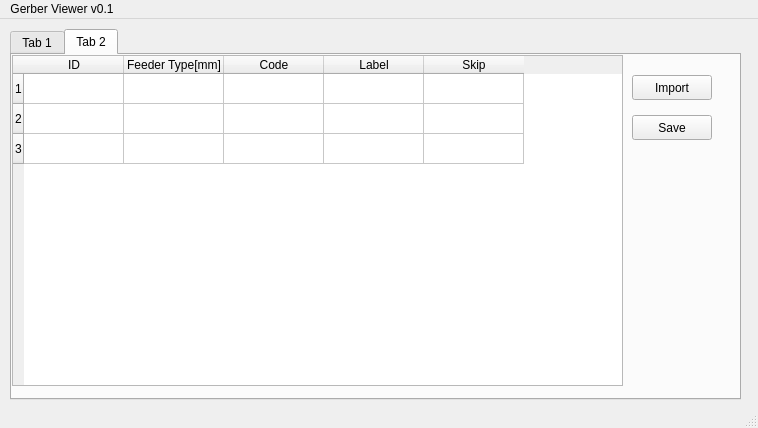
First picture: the form in GerberViewerQT/mainwindow.ui, repository nikpan1/GerberViewer, before the edit.
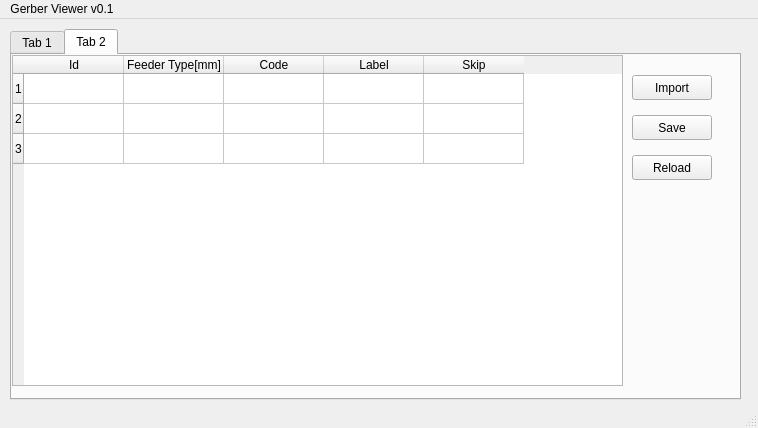
Second picture: the form after the edit.

Diff of the .ui file:
```diff
--- a/GerberViewerQT/mainwindow.ui
+++ b/GerberViewerQT/mainwindow.ui
@@ -99,7 +99,7 @@
       <row/>
       <column>
        <property name="text">
-        <string>ID</string>
+        <string>Id</string>
        </property>
       </column>
       <column>
@@ -149,6 +149,19 @@
        <string>Save</string>
       </property>
      </widget>
+     <widget class="QPushButton" name="ReloadButton">
+      <property name="geometry">
+       <rect>
+        <x>620</x>
+        <y>100</y>
+        <width>80</width>
+        <height>25</height>
+       </rect>
+      </property>
+      <property name="text">
+       <string>Reload</string>
+      </property>
+     </widget>
     </widget>
    </widget>
   </widget>
```
Left out of the diff: 2 changed lines with no effect on the pictures.
